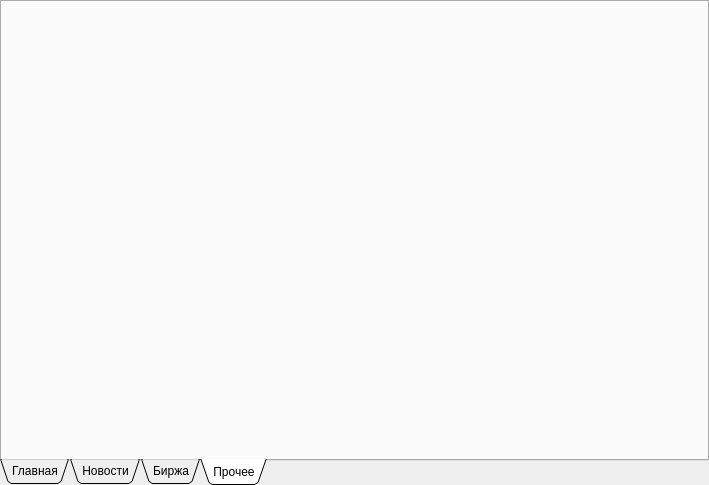
Qt form client/Client_App/sperinvestwindow.ui (ToksichniyDed/SperInvest) before a commit.
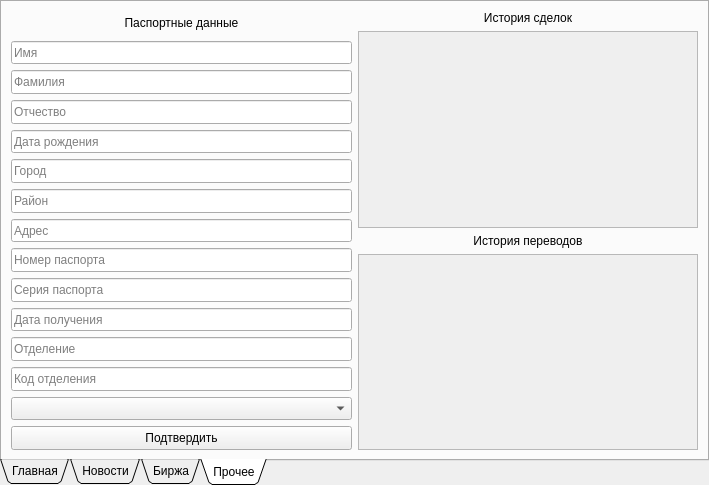
The same form after that commit. The open tabs and pages were chosen to show the change.

```diff
--- a/client/Client_App/sperinvestwindow.ui
+++ b/client/Client_App/sperinvestwindow.ui
@@ -302,6 +302,306 @@
    <attribute name="title">
     <string>Прочее</string>
    </attribute>
+   <layout class="QGridLayout" name="gridLayout_3">
+    <item row="0" column="0" rowspan="2">
+     <layout class="QVBoxLayout" name="verticalLayout">
+      <item>
+       <widget class="QLabel" name="label_6">
+        <property name="sizePolicy">
+         <sizepolicy hsizetype="Preferred" vsizetype="Expanding">
+          <horstretch>0</horstretch>
+          <verstretch>0</verstretch>
+         </sizepolicy>
+        </property>
+        <property name="text">
+         <string>Паспортные данные</string>
+        </property>
+        <property name="alignment">
+         <set>Qt::AlignCenter</set>
+        </property>
+       </widget>
+      </item>
+      <item>
+       <widget class="QLineEdit" name="name">
+        <property name="sizePolicy">
+         <sizepolicy hsizetype="Expanding" vsizetype="Expanding">
+          <horstretch>0</horstretch>
+          <verstretch>0</verstretch>
+         </sizepolicy>
+        </property>
+        <property name="placeholderText">
+         <string>Имя</string>
+        </property>
+       </widget>
+      </item>
+      <item>
+       <widget class="QLineEdit" name="last_name">
+        <property name="sizePolicy">
+         <sizepolicy hsizetype="Expanding" vsizetype="Expanding">
+          <horstretch>0</horstretch>
+          <verstretch>0</verstretch>
+         </sizepolicy>
+        </property>
+        <property name="placeholderText">
+         <string>Фамилия</string>
+        </property>
+       </widget>
+      </item>
+      <item>
+       <widget class="QLineEdit" name="patronymic">
+        <property name="sizePolicy">
+         <sizepolicy hsizetype="Expanding" vsizetype="Expanding">
+          <horstretch>0</horstretch>
+          <verstretch>0</verstretch>
+         </sizepolicy>
+        </property>
+        <property name="placeholderText">
+         <string>Отчество</string>
+        </property>
+       </widget>
+      </item>
+      <item>
+       <widget class="QLineEdit" name="birth">
+        <property name="sizePolicy">
+         <sizepolicy hsizetype="Expanding" vsizetype="Expanding">
+          <horstretch>0</horstretch>
+          <verstretch>0</verstretch>
+         </sizepolicy>
+        </property>
+        <property name="placeholderText">
+         <string>Дата рождения</string>
+        </property>
+       </widget>
+      </item>
+      <item>
+       <widget class="QLineEdit" name="region">
+        <property name="sizePolicy">
+         <sizepolicy hsizetype="Expanding" vsizetype="Expanding">
+          <horstretch>0</horstretch>
+          <verstretch>0</verstretch>
+         </sizepolicy>
+        </property>
+        <property name="placeholderText">
+         <string>Город</string>
+        </property>
+       </widget>
+      </item>
+      <item>
+       <widget class="QLineEdit" name="district">
+        <property name="sizePolicy">
+         <sizepolicy hsizetype="Expanding" vsizetype="Expanding">
+          <horstretch>0</horstretch>
+          <verstretch>0</verstretch>
+         </sizepolicy>
+        </property>
+        <property name="placeholderText">
+         <string>Район</string>
+        </property>
+       </widget>
+      </item>
+      <item>
+       <widget class="QLineEdit" name="adress">
+        <property name="sizePolicy">
+         <sizepolicy hsizetype="Expanding" vsizetype="Expanding">
+          <horstretch>0</horstretch>
+          <verstretch>0</verstretch>
+         </sizepolicy>
+        </property>
+        <property name="placeholderText">
+         <string>Адрес</string>
+        </property>
+       </widget>
+      </item>
+      <item>
+       <widget class="QLineEdit" name="number">
+        <property name="sizePolicy">
+         <sizepolicy hsizetype="Expanding" vsizetype="Expanding">
+          <horstretch>0</horstretch>
+          <verstretch>0</verstretch>
+         </sizepolicy>
+        </property>
+        <property name="placeholderText">
+         <string>Номер паспорта</string>
+        </property>
+       </widget>
+      </item>
+      <item>
+       <widget class="QLineEdit" name="series">
+        <property name="sizePolicy">
+         <sizepolicy hsizetype="Expanding" vsizetype="Expanding">
+          <horstretch>0</horstretch>
+          <verstretch>0</verstretch>
+         </sizepolicy>
+        </property>
+        <property name="placeholderText">
+         <string>Серия паспорта</string>
+        </property>
+       </widget>
+      </item>
+      <item>
+       <widget class="QLineEdit" name="date">
+        <property name="sizePolicy">
+         <sizepolicy hsizetype="Expanding" vsizetype="Expanding">
+          <horstretch>0</horstretch>
+          <verstretch>0</verstretch>
+         </sizepolicy>
+        </property>
+        <property name="placeholderText">
+         <string>Дата получения</string>
+        </property>
+       </widget>
+      </item>
+      <item>
+       <widget class="QLineEdit" name="authority">
+        <property name="sizePolicy">
+         <sizepolicy hsizetype="Expanding" vsizetype="Expanding">
+          <horstretch>0</horstretch>
+          <verstretch>0</verstretch>
+         </sizepolicy>
+        </property>
+        <property name="placeholderText">
+         <string>Отделение</string>
+        </property>
+       </widget>
+      </item>
+      <item>
+       <widget class="QLineEdit" name="code">
+        <property name="sizePolicy">
+         <sizepolicy hsizetype="Expanding" vsizetype="Expanding">
+          <horstretch>0</horstretch>
+          <verstretch>0</verstretch>
+         </sizepolicy>
+        </property>
+        <property name="placeholderText">
+         <string>Код отделения</string>
+        </property>
+       </widget>
+      </item>
+      <item>
+       <widget class="QComboBox" name="comboBox">
+        <property name="sizePolicy">
+         <sizepolicy hsizetype="Preferred" vsizetype="Expanding">
+          <horstretch>0</horstretch>
+          <verstretch>0</verstretch>
+         </sizepolicy>
+        </property>
+        <property name="placeholderText">
+         <string>Пол</string>
+        </property>
+        <item>
+         <property name="text">
+          <string>Мужской</string>
+         </property>
+        </item>
+        <item>
+         <property name="text">
+          <string>Женский</string>
+         </property>
+        </item>
+       </widget>
+      </item>
+      <item>
+       <widget class="QPushButton" name="pushButton">
+        <property name="sizePolicy">
+         <sizepolicy hsizetype="Expanding" vsizetype="Expanding">
+          <horstretch>0</horstretch>
+          <verstretch>0</verstretch>
+         </sizepolicy>
+        </property>
+        <property name="text">
+         <string>Подтвердить</string>
+        </property>
+       </widget>
+      </item>
+     </layout>
+    </item>
+    <item row="0" column="1">
+     <layout class="QVBoxLayout" name="verticalLayout_2">
+      <item>
+       <widget class="QLabel" name="label_7">
+        <property name="sizePolicy">
+         <sizepolicy hsizetype="Expanding" vsizetype="Preferred">
+          <horstretch>0</horstretch>
+          <verstretch>0</verstretch>
+         </sizepolicy>
+        </property>
+        <property name="text">
+         <string>История сделок</string>
+        </property>
+        <property name="alignment">
+         <set>Qt::AlignCenter</set>
+        </property>
+       </widget>
+      </item>
+      <item>
+       <widget class="QScrollArea" name="purchase_history">
+        <property name="widgetResizable">
+         <bool>true</bool>
+        </property>
+        <widget class="QWidget" name="scrollAreaWidgetContents_2">
+         <property name="geometry">
+          <rect>
+           <x>0</x>
+           <y>0</y>
+           <width>335</width>
+           <height>194</height>
+          </rect>
+         </property>
+         <property name="sizePolicy">
+          <sizepolicy hsizetype="Expanding" vsizetype="Expanding">
+           <horstretch>0</horstretch>
+           <verstretch>0</verstretch>
+          </sizepolicy>
+         </property>
+        </widget>
+       </widget>
+      </item>
+     </layout>
+    </item>
+    <item row="1" column="1">
+     <layout class="QVBoxLayout" name="vLayout">
+      <item>
+       <widget class="QLabel" name="label_8">
+        <property name="sizePolicy">
+         <sizepolicy hsizetype="Expanding" vsizetype="Preferred">
+          <horstretch>0</horstretch>
+          <verstretch>0</verstretch>
+         </sizepolicy>
+        </property>
+        <property name="text">
+         <string>История переводов</string>
+        </property>
+        <property name="alignment">
+         <set>Qt::AlignCenter</set>
+        </property>
+       </widget>
+      </item>
+      <item>
+       <widget class="QScrollArea" name="money_history">
+        <property name="widgetResizable">
+         <bool>true</bool>
+        </property>
+        <widget class="QWidget" name="scrollAreaWidgetContents_3">
+         <property name="geometry">
+          <rect>
+           <x>0</x>
+           <y>0</y>
+           <width>335</width>
+           <height>193</height>
+          </rect>
+         </property>
+         <property name="sizePolicy">
+          <sizepolicy hsizetype="Expanding" vsizetype="Expanding">
+           <horstretch>0</horstretch>
+           <verstretch>0</verstretch>
+          </sizepolicy>
+         </property>
+        </widget>
+       </widget>
+      </item>
+     </layout>
+    </item>
+   </layout>
   </widget>
  </widget>
  <resources/>
```
